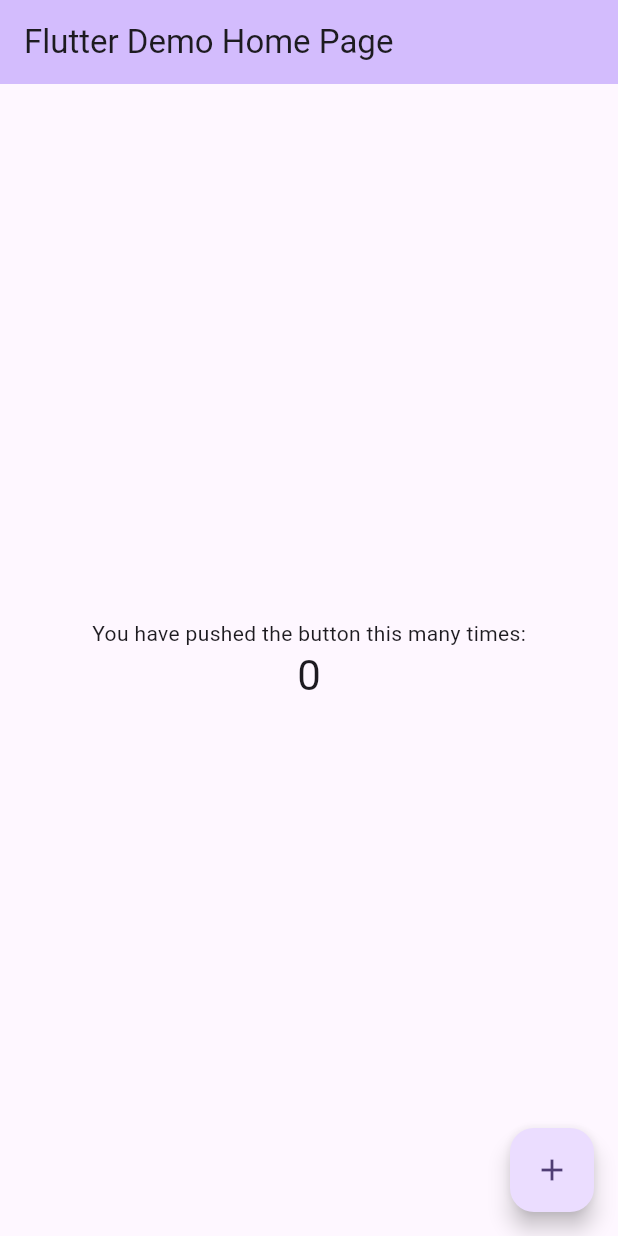
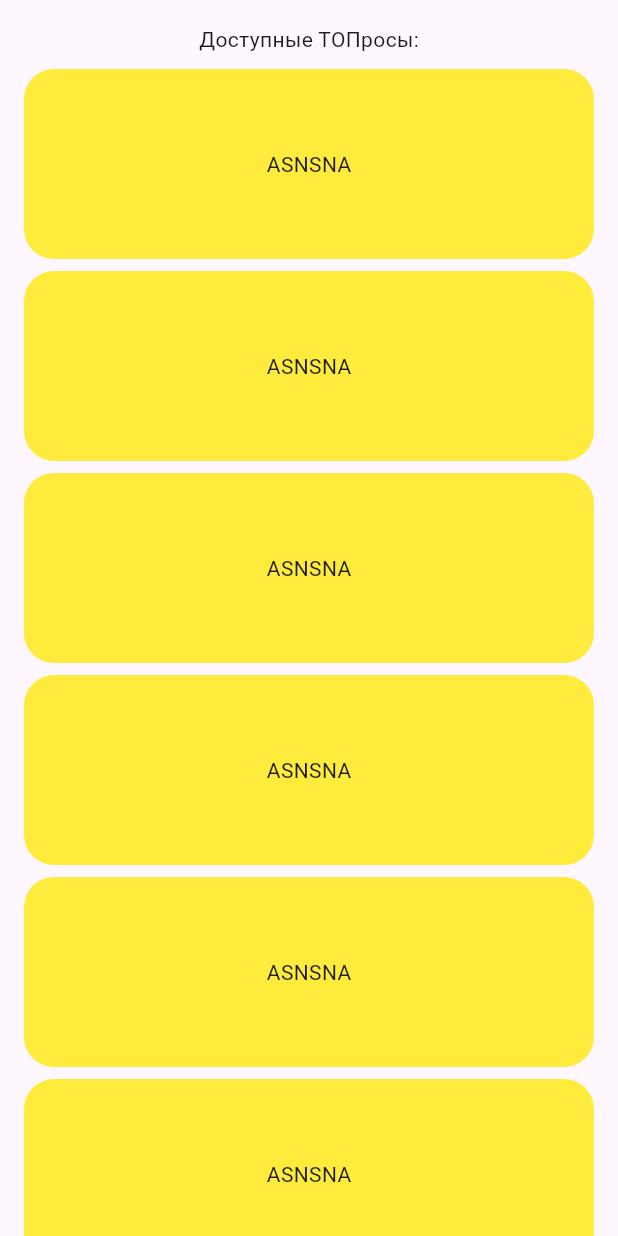
Before and after one commit to mathusha2023/t-polls-client, a Flutter app: the screen it shows after launch, on a phone screen of 412 x 824 dp. Run offline on Flutter 3.47's test engine with Material 3 defaults, Android fonts, the phone set to English and light mode, and no system bars.

Commit message:
best disign

```diff
--- a/analysis_options.yaml
+++ b/analysis_options.yaml
@@ -7,6 +7,9 @@
 
 # The following line activates a set of recommended lints for Flutter apps,
 # packages, and plugins designed to encourage good coding practices.
+analyzer:
+  errors:
+    prefer_const_constructors: ignore ignore
 include: package:flutter_lints/flutter.yaml
 
 linter:
--- a/lib/main.dart
+++ b/lib/main.dart
@@ -1,4 +1,5 @@
 import 'package:flutter/material.dart';
+import "package:t_polls_client/resources/pages/home_page.dart";
 
 void main() {
   runApp(const MyApp());
@@ -10,60 +11,11 @@ class MyApp extends StatelessWidget {
   @override
   Widget build(BuildContext context) {
     return MaterialApp(
-      title: 'Flutter Demo',
       theme: ThemeData(
         colorScheme: ColorScheme.fromSeed(seedColor: Colors.deepPurple),
         useMaterial3: true,
       ),
-      home: const MyHomePage(title: 'Flutter Demo Home Page'),
+      home: const MyHomePage(),
     );
   }
 }
-
-class MyHomePage extends StatefulWidget {
-  const MyHomePage({super.key, required this.title});
-  final String title;
-
-  @override
-  State<MyHomePage> createState() => _MyHomePageState();
-}
-
-class _MyHomePageState extends State<MyHomePage> {
-  int _counter = 0;
-
-  void _incrementCounter() {
-    setState(() {
-      _counter += 2;
-    });
-  }
-
-  @override
-  Widget build(BuildContext context) {
-    return Scaffold(
-      appBar: AppBar(
-        backgroundColor: Theme.of(context).colorScheme.inversePrimary,
-        title: Text(widget.title),
-      ),
-      body: Center(
-        child: Column(
-
-          mainAxisAlignment: MainAxisAlignment.center,
-          children: <Widget>[
-            const Text(
-              'You have pushed the button this many times:',
-            ),
-            Text(
-              '$_counter',
-              style: Theme.of(context).textTheme.headlineMedium,
-            ),
-          ],
-        ),
-      ),
-      floatingActionButton: FloatingActionButton(
-        onPressed: _incrementCounter,
-        tooltip: 'Increment',
-        child: const Icon(Icons.add),
-      ),
-    );
-  }
-}
--- /dev/null
+++ b/lib/resources/pages/home_page.dart
@@ -0,0 +1,63 @@
+import 'package:flutter/material.dart';
+import 'package:t_polls_client/resources/widgets/poll_card_widget.dart';
+
+class MyHomePage extends StatefulWidget {
+  const MyHomePage({super.key});
+
+  @override
+  State<MyHomePage> createState() => _MyHomePageState();
+}
+
+class _MyHomePageState extends State<MyHomePage> {
+  @override
+  Widget build(BuildContext context) {
+    double width = MediaQuery.of(context).size.width;
+    return Scaffold(
+      body: SingleChildScrollView(
+        child: Padding(
+          padding: const EdgeInsets.all(16.0),
+          child: Column(
+            children: [
+              const Text("Доступные ТОПросы:"),
+              GridView.builder(
+                gridDelegate: SliverGridDelegateWithFixedCrossAxisCount(
+                  childAspectRatio: 3,
+                  crossAxisCount: width > 500 ? 2 : 1,
+                  crossAxisSpacing: 10,
+                  mainAxisSpacing: 8,
+                ),
+                shrinkWrap: true,
+                itemCount: 10,
+                physics: const NeverScrollableScrollPhysics(),
+                padding: const EdgeInsets.symmetric(vertical: 10.0),
+                itemBuilder: (index, context) =>
+                    const PollCardWidget(text: "ASNSNA"),
+              ),
+              const Divider(),
+              const SizedBox(
+                height: 20,
+              ),
+              const Text("Завершенные ТОПросы:"),
+              GridView.builder(
+                gridDelegate: SliverGridDelegateWithFixedCrossAxisCount(
+                  childAspectRatio: 3,
+                  crossAxisCount: width > 500 ? 2 : 1,
+                  crossAxisSpacing: 10,
+                  mainAxisSpacing: 8,
+                ),
+                shrinkWrap: true,
+                itemCount: 10,
+                physics: const NeverScrollableScrollPhysics(),
+                padding: const EdgeInsets.symmetric(vertical: 10.0),
+                itemBuilder: (index, context) => const PollCardWidget(
+                  text: "ASNSNA",
+                  completed: true,
+                ),
+              ),
+            ],
+          ),
+        ),
+      ),
+    );
+  }
+}
--- /dev/null
+++ b/lib/resources/pages/poll_page.dart
@@ -0,0 +1 @@
+import 'package:flutter/material.dart';
--- /dev/null
+++ b/lib/resources/widgets/poll_card_widget.dart
@@ -0,0 +1,28 @@
+import 'package:flutter/material.dart';
+
+class PollCardWidget extends StatelessWidget {
+  const PollCardWidget({super.key, required this.text, this.completed = false});
+
+  final String text;
+  final bool completed;
+
+  @override
+  Widget build(BuildContext context) {
+    return InkWell(
+      onTap: completed ? null : () {},
+      child: Container(
+        alignment: Alignment.center,
+        decoration: BoxDecoration(
+          color: completed ? Colors.grey : Colors.yellow,
+          borderRadius: const BorderRadius.all(
+            Radius.circular(20),
+          ),
+        ),
+        child: Text(
+          text,
+          style: const TextStyle(),
+        ),
+      ),
+    );
+  }
+}
```
